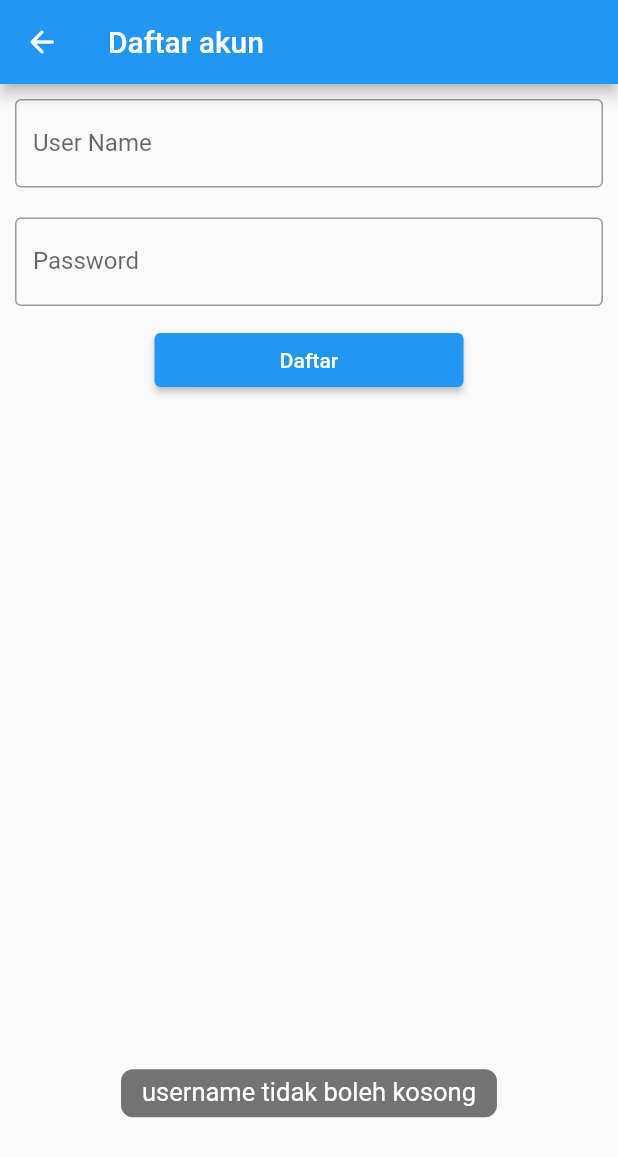
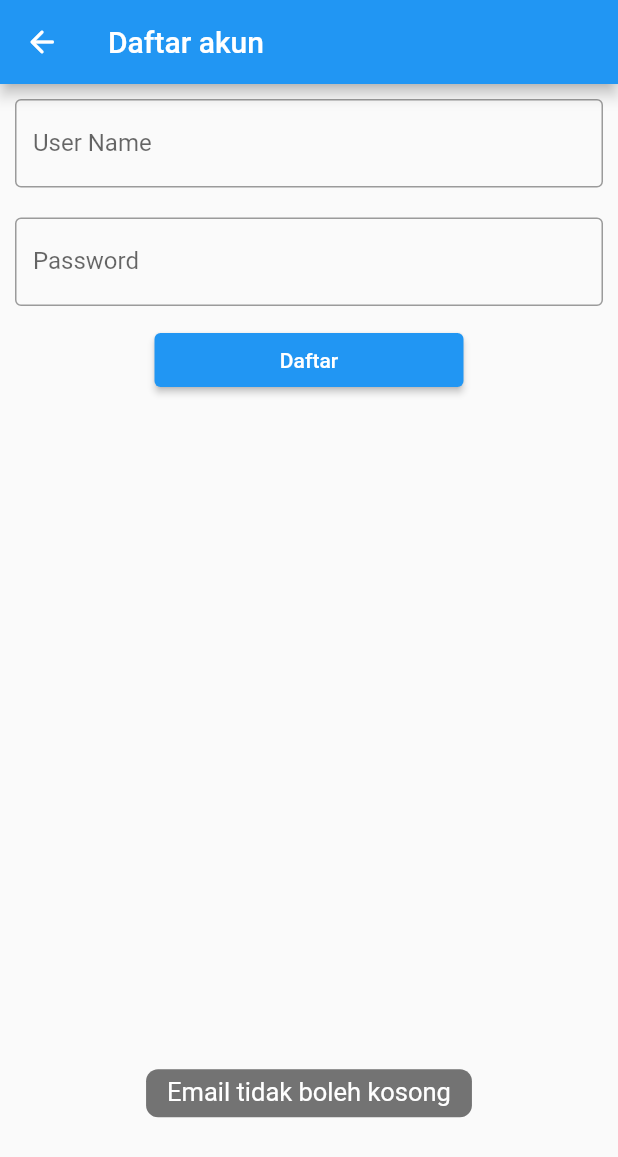
Before and after one commit to nuzularifin/movie, a Flutter app: the RegisterPages screen opened directly, after a tap on "Daftar", on a phone screen of 412 x 824 dp. Shown: the top 1157 px of the screen. Run offline on Flutter 3.47's test engine with Material 2 defaults, Android fonts, the light colour scheme and no system bars; our stand-ins replace bloc, bot_toast, dartz, dio, equatable, flutter_bloc and 4 more; accounts and stored records are empty.

Commit message:
adding checking validation email

```diff
--- a/lib/features/authentication/domain/entities/user.dart
+++ b/lib/features/authentication/domain/entities/user.dart
@@ -32,5 +32,8 @@ class User {
     String? username,
     String? password,
   }) =>
-      User(id: id ?? this.id, username: username!, password: password!);
+      User(
+          id: id ?? this.id,
+          username: username ?? "",
+          password: password ?? "");
 }
--- a/lib/features/authentication/presentation/bloc/authentication_bloc.dart
+++ b/lib/features/authentication/presentation/bloc/authentication_bloc.dart
@@ -1,6 +1,7 @@
 import 'package:bloc/bloc.dart';
 import 'package:equatable/equatable.dart';
 import 'package:testcase/core/error/failure.dart';
+import 'package:testcase/core/utils/global_function.dart';
 import 'package:testcase/features/authentication/domain/usecases/get_login_usecase.dart';
 
 part 'authentication_event.dart';
@@ -14,6 +15,16 @@ class AuthenticationBloc
     on<AuthenticationEvent>((event, emit) async {
       if (event is RequestLoginEvent) {
         emit(AuthenticationLoadingState());
+
+        if (event.username.isEmpty) {
+          emit(AuthenticationFailedState(message: 'Email tidak boleh kosong'));
+        } else if (event.password.isEmpty) {
+          emit(AuthenticationFailedState(
+              message: 'Password tidak boleh kosong'));
+        } else if (!GlobalFunction().checkingValidateEmail(event.username)) {
+          emit(AuthenticationFailedState(message: 'Email tidak valid'));
+        }
+
         var status = await getLoginUseCase(
             GetLoginParams(username: event.username, password: event.password));
         status.fold((failure) {
--- a/lib/features/authentication/presentation/bloc/register_bloc.dart
+++ b/lib/features/authentication/presentation/bloc/register_bloc.dart
@@ -1,5 +1,6 @@
 import 'package:bloc/bloc.dart';
 import 'package:equatable/equatable.dart';
+import 'package:testcase/core/utils/global_function.dart';
 import 'package:testcase/features/authentication/domain/usecases/request_register_usecase.dart';
 
 part 'register_event.dart';
@@ -14,15 +15,17 @@ class RegisterBloc extends Bloc<RegisterEvent, RegisterState> {
         emit(RegisterLoadingState());
 
         if (event.username.isEmpty) {
-          emit(RegisterFailedState(message: 'username tidak boleh kosong'));
+          emit(RegisterFailedState(message: 'Email tidak boleh kosong'));
         } else if (event.password.isEmpty) {
-          emit(RegisterFailedState(message: 'password tidak boleh kosong'));
+          emit(RegisterFailedState(message: 'Password tidak boleh kosong'));
+        } else if (!GlobalFunction().checkingValidateEmail(event.username)) {
+          emit(RegisterFailedState(message: 'Email tidak valid'));
         } else {
           var user = await requestRegisterUseCase(RequestRegisterParams(
               username: event.username, password: event.password));
           user.fold((failure) {
             emit(RegisterFailedState(message: failure.message));
-          }, (r) {
+          }, (success) {
             emit(RegisterSuccessState());
           });
         }
--- a/lib/features/authentication/presentation/login_pages.dart
+++ b/lib/features/authentication/presentation/login_pages.dart
@@ -4,6 +4,7 @@ import 'package:flutter_bloc/flutter_bloc.dart';
 import 'package:testcase/features/authentication/presentation/bloc/authentication_bloc.dart';
 import 'package:testcase/features/authentication/presentation/register_pages.dart';
 import 'package:testcase/features/movie/presentation/movie_detail_pages.dart';
+import 'package:testcase/features/movie/presentation/movie_list_pages.dart';
 
 class LoginPages extends StatefulWidget {
   const LoginPages({Key? key}) : super(key: key);
@@ -24,6 +25,8 @@ class _LoginPagesState extends State<LoginPages> {
           BotToast.showText(text: state.message);
         } else if (state is AuthenticationSuccessState) {
           BotToast.showText(text: 'Login Berhasil');
+          Navigator.pushReplacement(
+              context, MaterialPageRoute(builder: (_) => MovieListPages()));
         }
       },
       builder: (context, state) {
--- a/lib/features/authentication/presentation/register_pages.dart
+++ b/lib/features/authentication/presentation/register_pages.dart
@@ -23,7 +23,7 @@ class _RegisterPagesState extends State<RegisterPages> {
         if (state is RegisterFailedState) {
           BotToast.showText(text: state.message);
         } else if (state is RegisterSuccessState) {
-          BotToast.showText(text: 'Login Berhasil');
+          BotToast.showText(text: 'Register Berhasil');
         }
       },
       builder: (context, state) {
--- a/lib/injection_container.dart
+++ b/lib/injection_container.dart
@@ -1,7 +1,6 @@
 import 'package:dio/dio.dart';
 import 'package:get_it/get_it.dart';
 import 'package:internet_connection_checker/internet_connection_checker.dart';
-import 'package:testcase/core/db/user_database.dart';
 import 'package:testcase/core/network/network_info.dart';
 import 'package:testcase/features/authentication/data/datasource/authentication_local_data_source.dart';
 import 'package:testcase/features/authentication/data/repository/authentication_repository_impl.dart';
--- a/lib/main.dart
+++ b/lib/main.dart
@@ -7,7 +7,6 @@ import 'package:testcase/features/authentication/presentation/login_pages.dart';
 import 'package:testcase/features/movie/presentation/bloc/movie_bloc.dart';
 import 'package:testcase/features/movie/presentation/bloc/movie_detail_bloc.dart';
 import 'injection_container.dart' as di;
-import 'injection_container.dart';
 
 void main() async {
   await di.init();
@@ -35,7 +34,7 @@ class MyApp extends StatelessWidget {
         primarySwatch: Colors.blue,
       ),
       // home: MovieListPages(),
-      home: LoginPages(),
+      home: const LoginPages(),
     );
   }
 }
```
Also changed, not shown: lib/core/utils/global_function.dart (added, +8 -0 lines), lib/features/authentication/data/repository/authentication_repository_impl.dart (+6 -2 lines).
